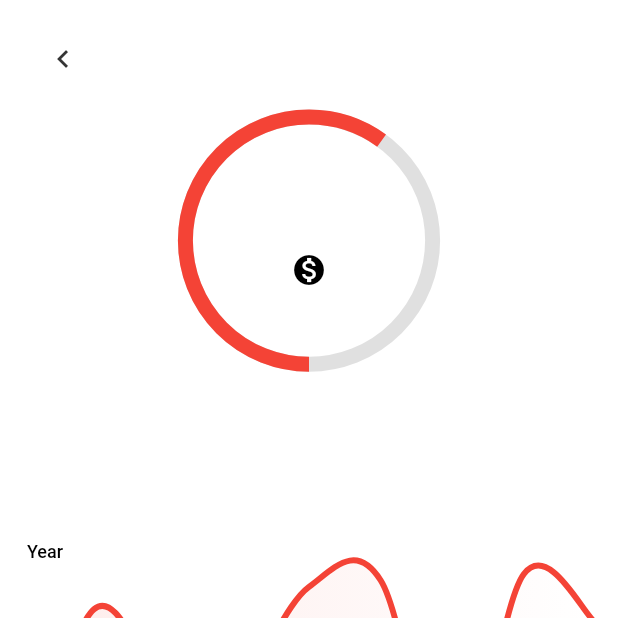
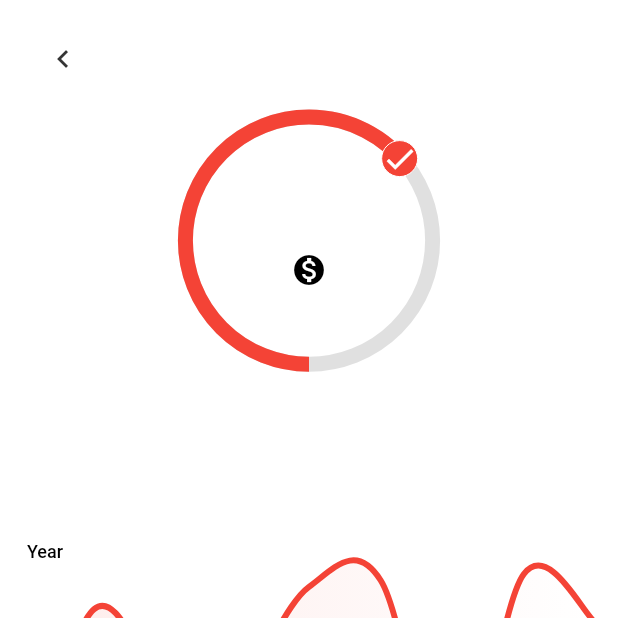
Before and after one commit to AndreyZhartun/flutter-insurance, a Flutter app: the Stats screen opened by its route, on a phone screen of 412 x 824 dp, the top half of it. Run offline on Flutter 3.47's test engine with Material 2 defaults, Android fonts, the phone set to English and light mode, and no system bars; drawn by our look-alikes of fl_chart.

Commit message:
кружок с галочкой в статах

```diff
--- a/lib/stats.dart
+++ b/lib/stats.dart
@@ -118,6 +118,7 @@ class _CircularPI extends StatelessWidget {
   Widget build(BuildContext context) {
     TextTheme _textTheme = Theme.of(context).accentTextTheme;
     double _size = MediaQuery.of(context).size.width / 2.5;
+    double _value = 0.65;
     return SizedBox(
       width: _size,
       height: _size,
@@ -139,9 +140,27 @@ class _CircularPI extends StatelessWidget {
               alignment: Alignment.center,
               transform: Matrix4.rotationY(math.pi)..rotateX(math.pi),
               child: CircularProgressIndicator(
-                value: 0.6,
+                value: _value,
                 valueColor: new AlwaysStoppedAnimation<Color>(Colors.red),
                 strokeWidth: 10,
+              ),
+            ),
+          ),
+          Positioned(
+            //не работает с другими value
+            left: _size/2 + math.sin(_value * 2 * math.pi - math.pi/2) * (_size/2),
+            top: _size/2 + math.cos(_value * 2 * math.pi - math.pi/2) * (_size/2),
+            child: Material(
+              color: Colors.red,
+              shape: CircleBorder(
+                side: BorderSide(
+                  width: 0.0,
+                  color: Colors.white,
+                ),
+              ),
+              child: Icon(
+                Icons.check,
+                color: Colors.white,
               ),
             ),
           ),
@@ -192,7 +211,7 @@ class _LineChartSample2State extends State<LineChartSample2> {
     return Stack(
       children: <Widget>[
         AspectRatio(
-          aspectRatio: 16/9,//1.70,
+          aspectRatio: 16 / 9, //1.70,
           child: Container(
             color: Colors.white, //Color(0xff232d37)),
             child: Padding(
@@ -281,7 +300,7 @@ class _LineChartSample2State extends State<LineChartSample2> {
               FlSpot(i, r.nextDouble() * 10)
           ],
           isCurved: true,
-          colors: [lineColor],//gradientColors,
+          colors: [lineColor], //gradientColors,
           barWidth: 4,
           isStrokeCapRound: true,
           dotData: FlDotData(
```
